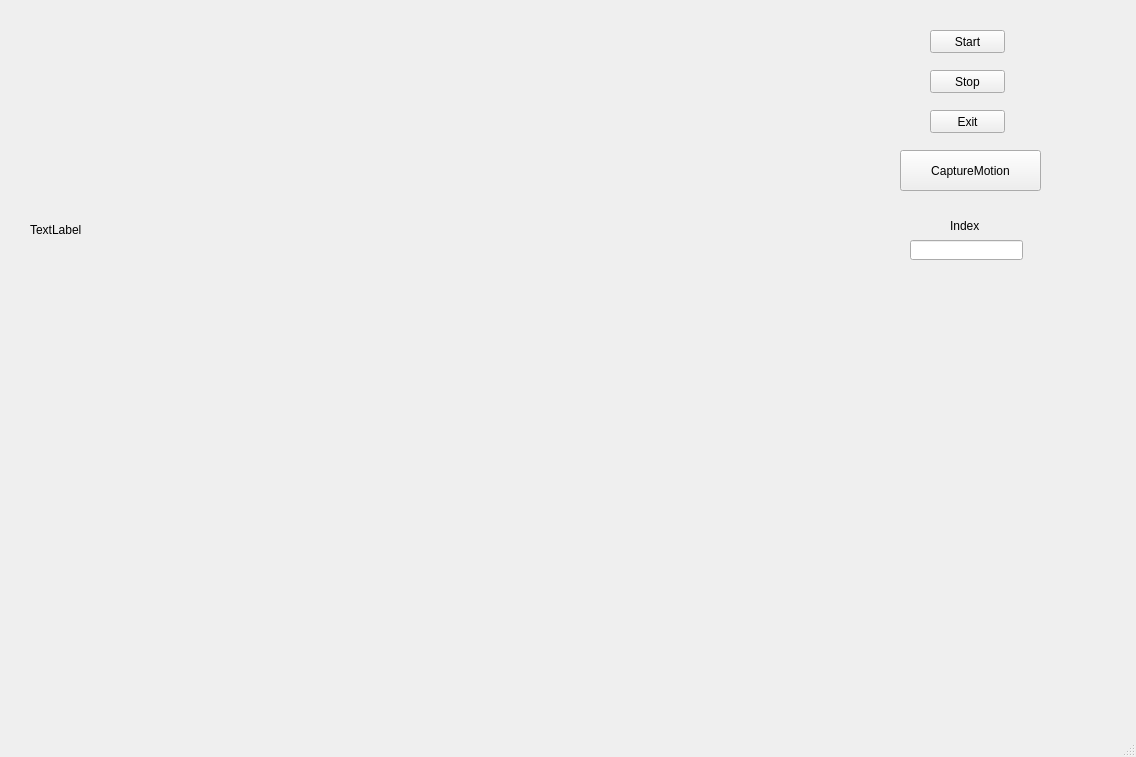
lookau1004/KSU_HM, file ksu_hm/UI/wTraining.ui: the form before one commit.
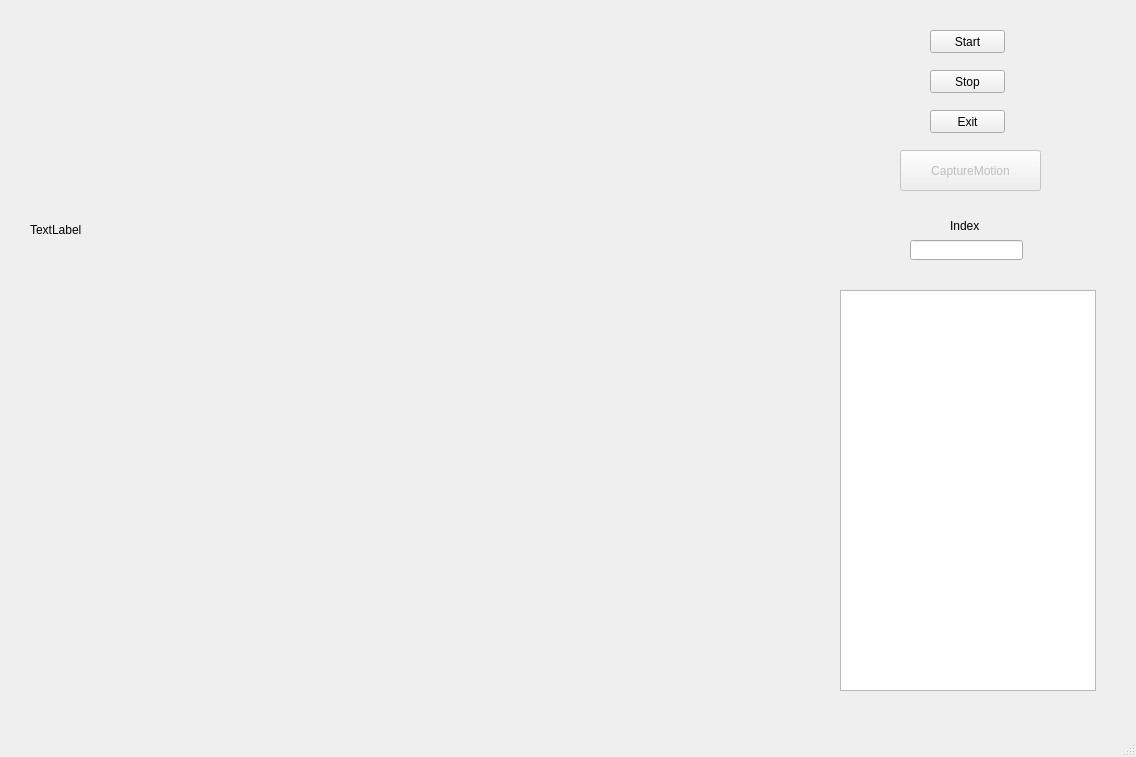
The form after the commit.

Commit message: 윈폼에 ListWidget 추가, 모션 저장시 추가된 갯수 표시

```diff
--- a/ksu_hm/UI/wTraining.ui
+++ b/ksu_hm/UI/wTraining.ui
@@ -67,6 +67,9 @@
     </property>
    </widget>
    <widget class="QPushButton" name="WinCaptureMotionBtn">
+    <property name="enabled">
+     <bool>false</bool>
+    </property>
     <property name="geometry">
      <rect>
       <x>900</x>
@@ -102,6 +105,16 @@
      </rect>
     </property>
    </widget>
+   <widget class="QListWidget" name="WinDataListWidget">
+    <property name="geometry">
+     <rect>
+      <x>840</x>
+      <y>290</y>
+      <width>256</width>
+      <height>401</height>
+     </rect>
+    </property>
+   </widget>
   </widget>
   <widget class="QMenuBar" name="menubar">
    <property name="geometry">
```
The commit also changes 4 other files.
